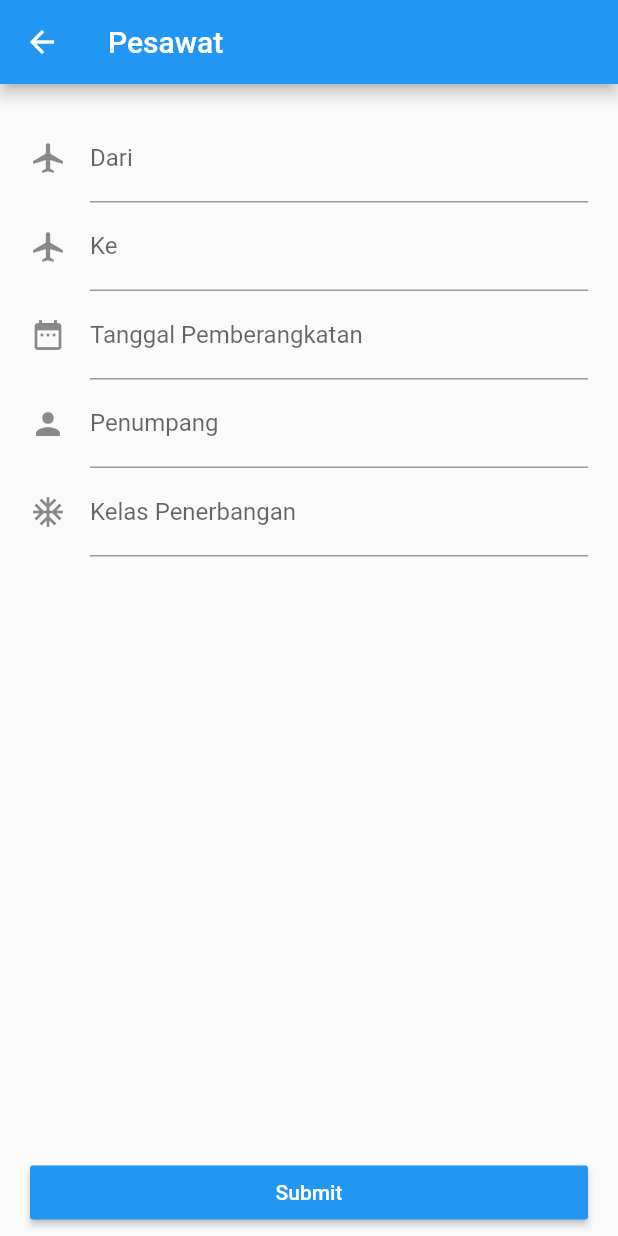
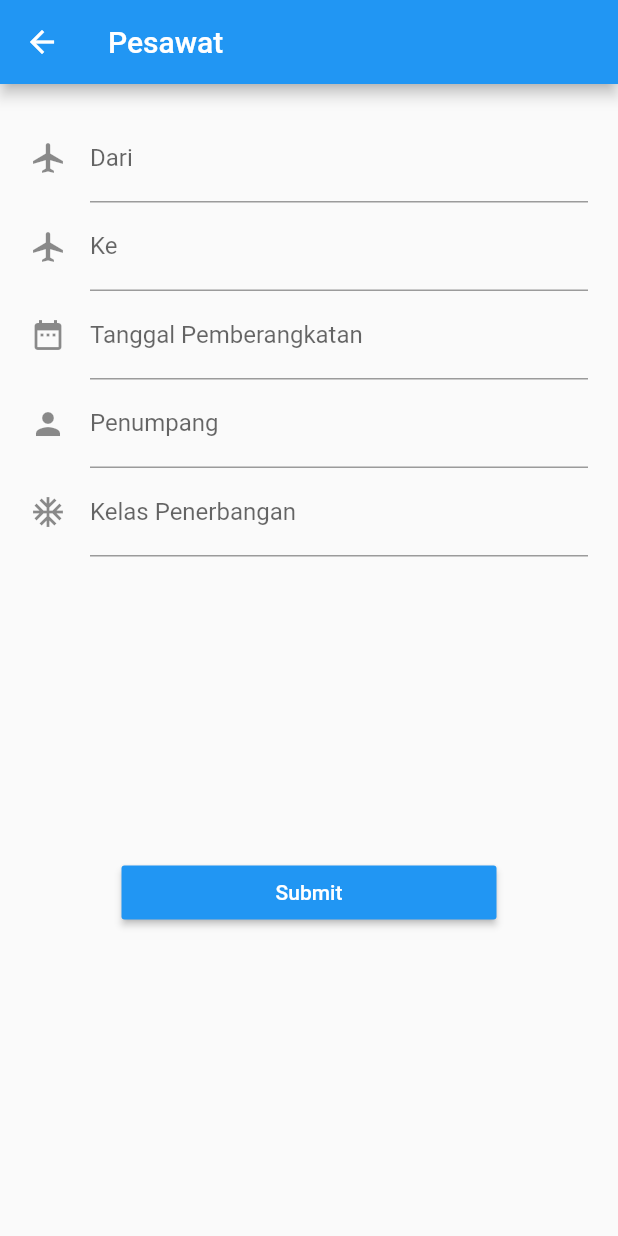
Before and after one commit to Ilhamrsdi/362055401126_UTS, a Flutter app: the Pemesanan screen opened directly, on a phone screen of 412 x 824 dp. Run offline on Flutter 3.47's test engine with Material 2 defaults, Android fonts, the phone set to English and light mode, and no system bars; network calls fail.

```diff
--- a/lib/pemesanan.dart
+++ b/lib/pemesanan.dart
@@ -82,10 +82,10 @@ class _PemesananState extends State<Pemesanan> {
                 },
               ),
               SizedBox(
-                height: 400,
+                height: 200,
               ),
               Container(
-                width: 500,
+                width: 250,
                 child: RaisedButton(
                   child: Text(
                     "Submit",
```
Also changed, not shown: lib/home.dart (+5 -5 lines), lib/images/promo.jpeg (added), 1 other file.
